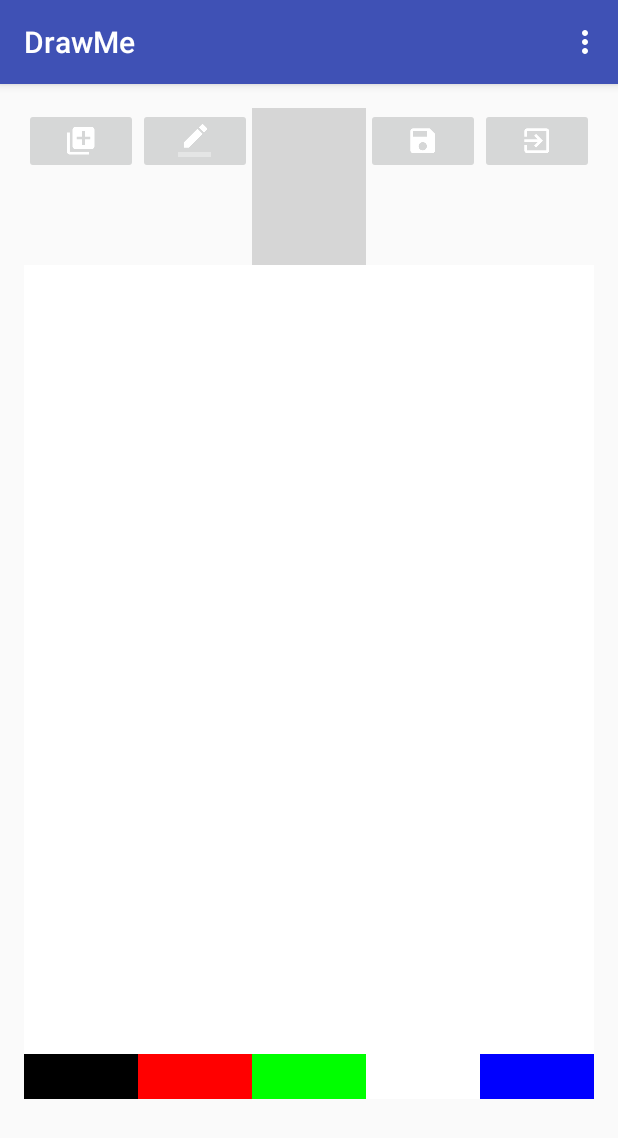
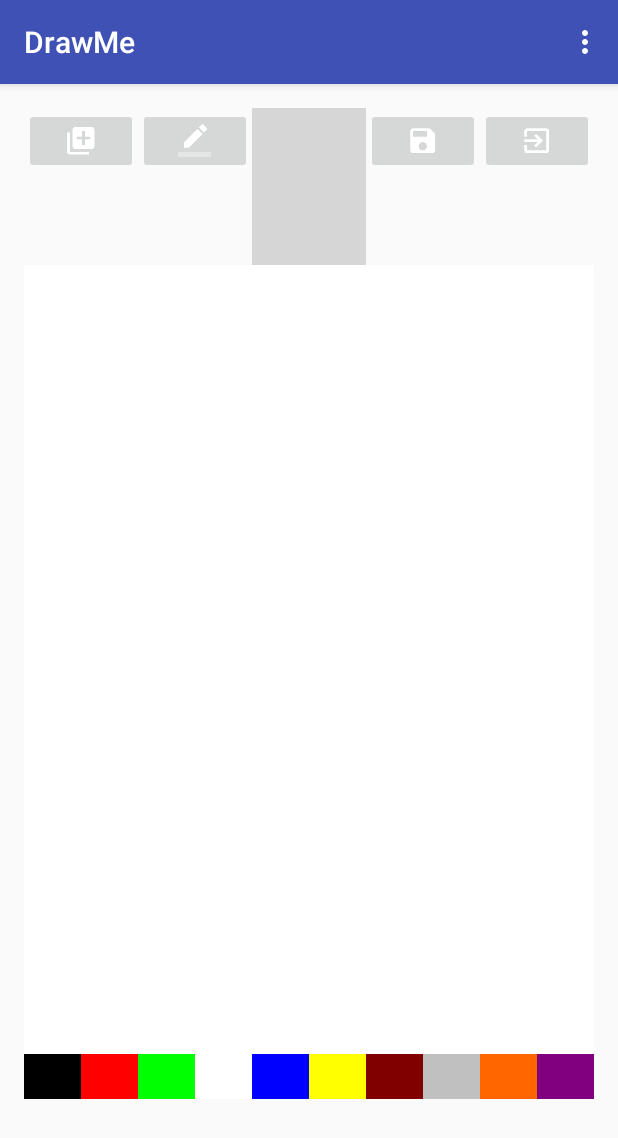
Before and after one commit to Jose95V/DrawMe, an Android app: the screen it shows after launch (MainActivity), after a tap on an icon or button, on a phone screen of 412 x 824 dp. Shown: the top 1138 px of the screen. Run offline under Robolectric (Android 15) with nearby library versions, the phone set to English and light mode, and no system bars; grey boxes are pictures that could not be loaded.

Commit message:
agregando mas colores al paint

```diff
--- a/app/src/main/java/com/example/josedanilo/drawme/MainActivity.java
+++ b/app/src/main/java/com/example/josedanilo/drawme/MainActivity.java
@@ -65,24 +65,31 @@ public class MainActivity extends AppCompatActivity implements View.OnClickListe
     }
 
     @Override
-    public void onClick(View view) {
+    public void onClick(View v) {
 
-        switch (view.getId()){
+        String color = null ;
+
+        switch (v.getId()){
 
             case R.id.colornegro:
-
+                color = v.getTag().toString();
+                lienzo.setColor(color);
                     break;
             case R.id.colorblanco:
-
+                color = v.getTag().toString();
+                lienzo.setColor(color);
                 break;
             case R.id.colorazul:
-
+                color = v.getTag().toString();
+                lienzo.setColor(color);
                 break;
             case R.id.colorverde:
-
+                color = v.getTag().toString();
+                lienzo.setColor(color);
                 break;
             case R.id.colorrojo:
-
+                color = v.getTag().toString();
+                lienzo.setColor(color);
                 break;
 
 
--- a/app/src/main/res/layout/content_main.xml
+++ b/app/src/main/res/layout/content_main.xml
@@ -118,6 +118,47 @@
                 android:tag="#FF0000FF"
                 android:background="#FF0000FF"/>
 
+        <ImageButton
+            android:layout_width="0dp"
+            android:layout_height="@dimen/alturacolor"
+            android:id="@+id/coloramarillo"
+            android:layout_weight="1"
+            android:tag="#FFFF00"
+            android:background="#FFFF00"/>
+
+
+        <ImageButton
+            android:layout_width="0dp"
+            android:layout_height="@dimen/alturacolor"
+            android:id="@+id/colormarron"
+            android:layout_weight="1"
+            android:tag="#800000"
+            android:background="#800000"/>
+
+        <ImageButton
+            android:layout_width="0dp"
+            android:layout_height="@dimen/alturacolor"
+            android:id="@+id/colorgris"
+            android:layout_weight="1"
+            android:tag="#c0c0c0"
+            android:background="#c0c0c0"/>
+
+        <ImageButton
+            android:layout_width="0dp"
+            android:layout_height="@dimen/alturacolor"
+            android:id="@+id/colornaranja"
+            android:layout_weight="1"
+            android:tag="#FF6600"
+            android:background="#FF6600"/>
+
+        <ImageButton
+            android:layout_width="0dp"
+            android:layout_height="@dimen/alturacolor"
+            android:id="@+id/colormorado"
+            android:layout_weight="1"
+            android:tag="#800080"
+            android:background="#800080"/>
+
 
         </LinearLayout>
 
```
